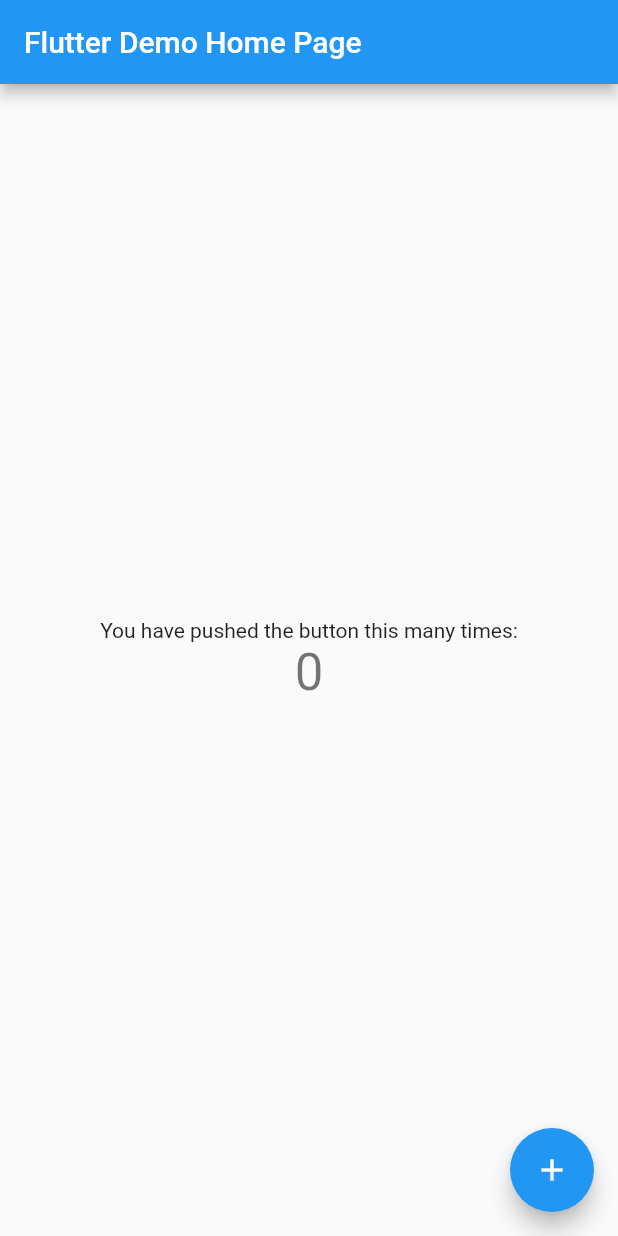
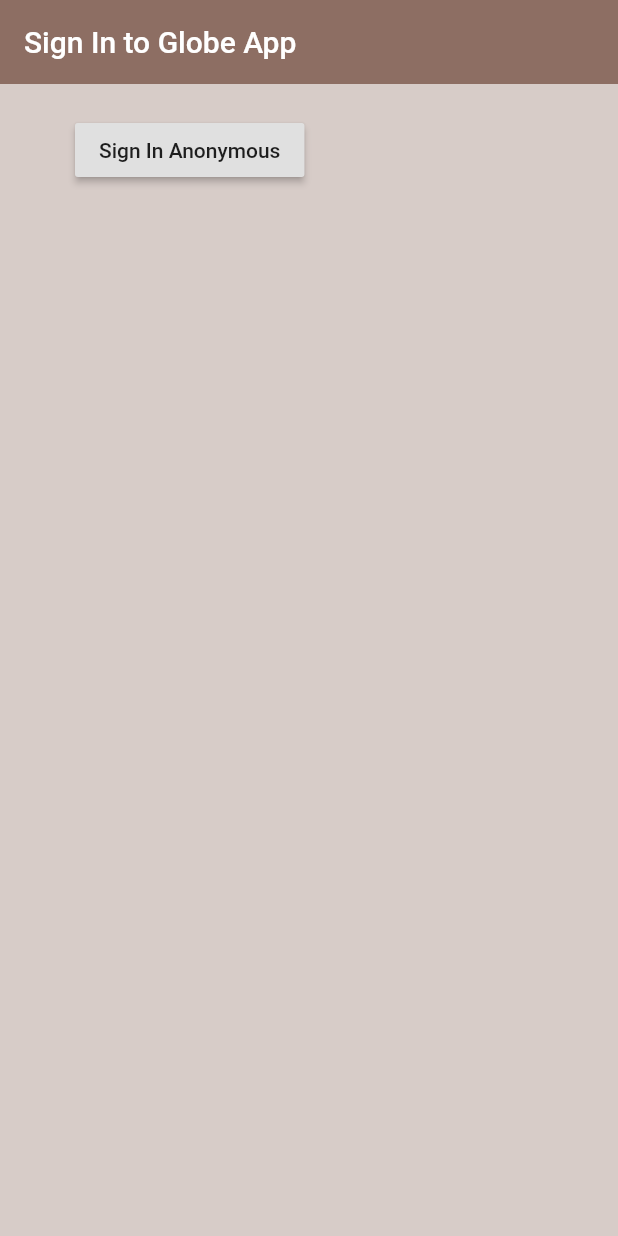
Before and after one commit to prasan17/Flutter-with-Firebase, a Flutter app: the screen it shows after launch, on a phone screen of 412 x 824 dp. Run offline on Flutter 3.47's test engine with Material 2 defaults, Android fonts, the phone set to English and light mode, and no system bars; our stand-ins replace firebase_auth; accounts and stored records are empty.

Commit message:
Anonymous Auth

```diff
--- a/lib/main.dart
+++ b/lib/main.dart
@@ -1,117 +1,15 @@
+import 'package:firebase_auth_app/screens/wrapper.dart';
 import 'package:flutter/material.dart';
 
 void main() {
-  runApp(MyApp());
+  runApp(FirebaseAuthApp());
 }
 
-class MyApp extends StatelessWidget {
-  // This widget is the root of your application.
+class FirebaseAuthApp extends StatelessWidget {
   @override
   Widget build(BuildContext context) {
     return MaterialApp(
-      title: 'Flutter Demo',
-      theme: ThemeData(
-        // This is the theme of your application.
-        //
-        // Try running your application with "flutter run". You'll see the
-        // application has a blue toolbar. Then, without quitting the app, try
-        // changing the primarySwatch below to Colors.green and then invoke
-        // "hot reload" (press "r" in the console where you ran "flutter run",
-        // or simply save your changes to "hot reload" in a Flutter IDE).
-        // Notice that the counter didn't reset back to zero; the application
-        // is not restarted.
-        primarySwatch: Colors.blue,
-        // This makes the visual density adapt to the platform that you run
-        // the app on. For desktop platforms, the controls will be smaller and
-        // closer together (more dense) than on mobile platforms.
-        visualDensity: VisualDensity.adaptivePlatformDensity,
-      ),
-      home: MyHomePage(title: 'Flutter Demo Home Page'),
+      home: Wrapper(),
     );
   }
 }
-
-class MyHomePage extends StatefulWidget {
-  MyHomePage({Key key, this.title}) : super(key: key);
-
-  // This widget is the home page of your application. It is stateful, meaning
-  // that it has a State object (defined below) that contains fields that affect
-  // how it looks.
-
-  // This class is the configuration for the state. It holds the values (in this
-  // case the title) provided by the parent (in this case the App widget) and
-  // used by the build method of the State. Fields in a Widget subclass are
-  // always marked "final".
-
-  final String title;
-
-  @override
-  _MyHomePageState createState() => _MyHomePageState();
-}
-
-class _MyHomePageState extends State<MyHomePage> {
-  int _counter = 0;
-
-  void _incrementCounter() {
-    setState(() {
-      // This call to setState tells the Flutter framework that something has
-      // changed in this State, which causes it to rerun the build method below
-      // so that the display can reflect the updated values. If we changed
-      // _counter without calling setState(), then the build method would not be
-      // called again, and so nothing would appear to happen.
-      _counter++;
-    });
-  }
-
-  @override
-  Widget build(BuildContext context) {
-    // This method is rerun every time setState is called, for instance as done
-    // by the _incrementCounter method above.
-    //
-    // The Flutter framework has been optimized to make rerunning build methods
-    // fast, so that you can just rebuild anything that needs updating rather
-    // than having to individually change instances of widgets.
-    return Scaffold(
-      appBar: AppBar(
-        // Here we take the value from the MyHomePage object that was created by
-        // the App.build method, and use it to set our appbar title.
-        title: Text(widget.title),
-      ),
-      body: Center(
-        // Center is a layout widget. It takes a single child and positions it
-        // in the middle of the parent.
-        child: Column(
-          // Column is also a layout widget. It takes a list of children and
-          // arranges them vertically. By default, it sizes itself to fit its
-          // children horizontally, and tries to be as tall as its parent.
-          //
-          // Invoke "debug painting" (press "p" in the console, choose the
-          // "Toggle Debug Paint" action from the Flutter Inspector in Android
-          // Studio, or the "Toggle Debug Paint" command in Visual Studio Code)
-          // to see the wireframe for each widget.
-          //
-          // Column has various properties to control how it sizes itself and
-          // how it positions its children. Here we use mainAxisAlignment to
-          // center the children vertically; the main axis here is the vertical
-          // axis because Columns are vertical (the cross axis would be
-          // horizontal).
-          mainAxisAlignment: MainAxisAlignment.center,
-          children: <Widget>[
-            Text(
-              'You have pushed the button this many times:',
-            ),
-            Text(
-              '$_counter',
-              style: Theme.of(context).textTheme.headline4,
-            ),
-          ],
-        ),
-      ),
-      floatingActionButton: FloatingActionButton(
-        onPressed: _incrementCounter,
-        tooltip: 'Increment',
-        child: Icon(Icons.add),
-      ), // This trailing comma makes auto-formatting nicer for build methods.
-    );
-  }
-}
--- /dev/null
+++ b/lib/models/users.dart
@@ -0,0 +1,4 @@
+class User {
+  final String uid;
+  User({this.uid});
+}
--- /dev/null
+++ b/lib/screens/authenticate/authenticate.dart
@@ -0,0 +1,16 @@
+import 'package:firebase_auth_app/screens/authenticate/sign_in.dart';
+import 'package:flutter/material.dart';
+
+class Authenticate extends StatefulWidget {
+  @override
+  _AuthenticateState createState() => _AuthenticateState();
+}
+
+class _AuthenticateState extends State<Authenticate> {
+  @override
+  Widget build(BuildContext context) {
+    return Container(
+      child: SignIn(),
+    );
+  }
+}
--- /dev/null
+++ b/lib/screens/authenticate/sign_in.dart
@@ -0,0 +1,38 @@
+import 'package:firebase_auth_app/services/auth.dart';
+import 'package:flutter/material.dart';
+
+class SignIn extends StatefulWidget {
+  @override
+  _SignInState createState() => _SignInState();
+}
+
+class _SignInState extends State<SignIn> {
+  final AuthServices _auth = AuthServices();
+
+  @override
+  Widget build(BuildContext context) {
+    return Scaffold(
+      backgroundColor: Colors.brown[100],
+      appBar: AppBar(
+        backgroundColor: Colors.brown[400],
+        elevation: 0.0,
+        title: Text('Sign In to Globe App'),
+      ),
+      body: Container(
+        padding: EdgeInsets.symmetric(vertical: 20.0, horizontal: 50.0),
+        child: RaisedButton(
+          child: Text('Sign In Anonymous'),
+          onPressed: () async {
+            dynamic result = await _auth.signInAnon();
+            if (result == null) {
+              print('Error Signiig In');
+            } else {
+              print('Signed In');
+              print(result.uid);
+            }
+          },
+        ),
+      ),
+    );
+  }
+}
--- /dev/null
+++ b/lib/screens/wrapper.dart
@@ -0,0 +1,10 @@
+import 'package:firebase_auth_app/screens/authenticate/authenticate.dart';
+import 'package:flutter/material.dart';
+
+class Wrapper extends StatelessWidget {
+  @override
+  Widget build(BuildContext context) {
+    // Return Either Home or Authenticate
+    return Authenticate();
+  }
+}
```
Also changed, not shown: lib/screens/home/home.dart (added, +10 -0 lines), lib/services/auth.dart (added, +32 -0 lines).
